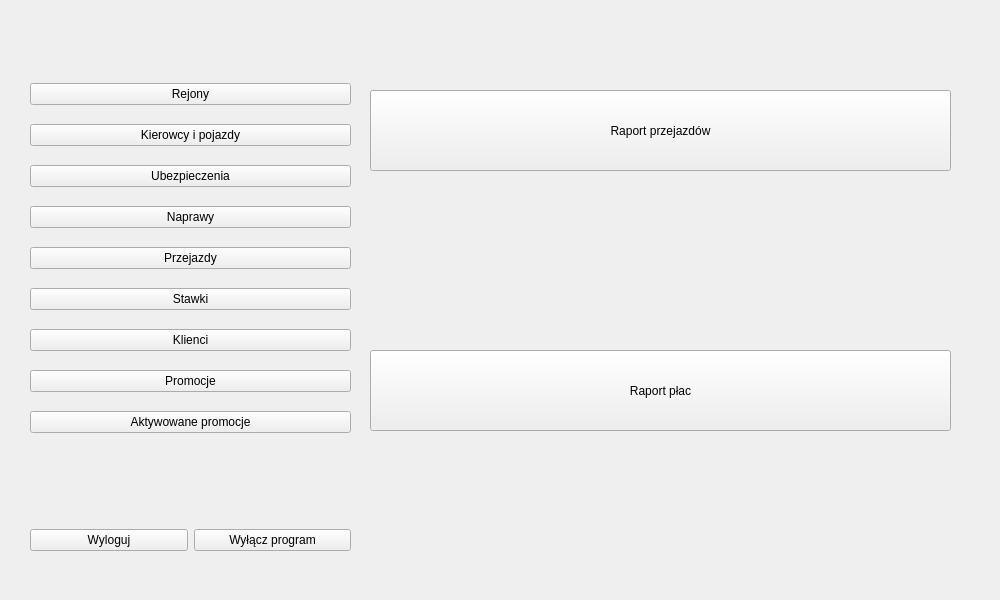
The window that menu.ui (margap1998/Bazy-danych-taxi) describes before a commit, drawn with Qt 5.
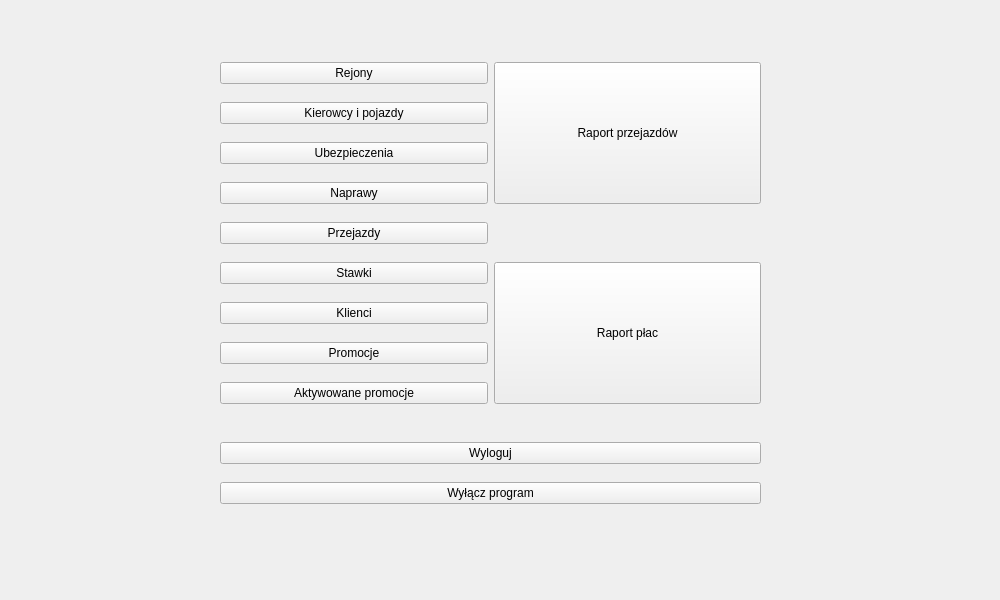
The same window after the commit.

The edit to the form file:
```diff
--- a/menu.ui
+++ b/menu.ui
@@ -25,99 +25,126 @@
   <property name="windowTitle">
    <string>Form</string>
   </property>
-  <widget class="QWidget" name="verticalLayoutWidget">
+  <widget class="QWidget" name="gridLayoutWidget">
    <property name="geometry">
     <rect>
-     <x>30</x>
-     <y>70</y>
-     <width>321</width>
-     <height>381</height>
+     <x>220</x>
+     <y>50</y>
+     <width>541</width>
+     <height>471</height>
     </rect>
    </property>
-   <layout class="QVBoxLayout" name="verticalLayout">
-    <item>
+   <layout class="QGridLayout" name="gridLayout">
+    <item row="0" column="0">
      <widget class="QPushButton" name="RejonyButton">
       <property name="text">
        <string>Rejony</string>
       </property>
      </widget>
     </item>
-    <item>
+    <item row="1" column="0">
      <widget class="QPushButton" name="KierowcyButton">
       <property name="text">
        <string>Kierowcy i pojazdy</string>
       </property>
      </widget>
     </item>
-    <item>
-     <widget class="QPushButton" name="UbezpieczeniaButton">
+    <item row="9" column="0" colspan="2">
+     <spacer name="horizontalSpacer">
+      <property name="orientation">
+       <enum>Qt::Horizontal</enum>
+      </property>
+      <property name="sizeHint" stdset="0">
+       <size>
+        <width>40</width>
+        <height>20</height>
+       </size>
+      </property>
+     </spacer>
+    </item>
+    <item row="10" column="0" colspan="2">
+     <widget class="QPushButton" name="WylogujButton">
       <property name="text">
-       <string>Ubezpieczenia</string>
+       <string>Wyloguj</string>
       </property>
      </widget>
     </item>
-    <item>
+    <item row="3" column="0">
      <widget class="QPushButton" name="NaprawyButton">
       <property name="text">
        <string>Naprawy</string>
       </property>
      </widget>
     </item>
-    <item>
+    <item row="4" column="0">
      <widget class="QPushButton" name="PrzejazdyButton">
       <property name="text">
        <string>Przejazdy</string>
       </property>
      </widget>
     </item>
-    <item>
+    <item row="5" column="0">
      <widget class="QPushButton" name="StawkiButton">
       <property name="text">
        <string>Stawki</string>
       </property>
      </widget>
     </item>
-    <item>
-     <widget class="QPushButton" name="KlienciButton">
-      <property name="text">
-       <string>Klienci</string>
-      </property>
-     </widget>
-    </item>
-    <item>
+    <item row="7" column="0">
      <widget class="QPushButton" name="PromocjaButton">
       <property name="text">
        <string>Promocje</string>
       </property>
      </widget>
     </item>
-    <item>
+    <item row="2" column="0">
+     <widget class="QPushButton" name="UbezpieczeniaButton">
+      <property name="text">
+       <string>Ubezpieczenia</string>
+      </property>
+     </widget>
+    </item>
+    <item row="0" column="1" rowspan="4">
+     <widget class="QPushButton" name="RaportPrzejazdyButton">
+      <property name="sizePolicy">
+       <sizepolicy hsizetype="Minimum" vsizetype="Minimum">
+        <horstretch>0</horstretch>
+        <verstretch>0</verstretch>
+       </sizepolicy>
+      </property>
+      <property name="text">
+       <string>Raport przejazdów</string>
+      </property>
+     </widget>
+    </item>
+    <item row="5" column="1" rowspan="4">
+     <widget class="QPushButton" name="RaportPlacButton">
+      <property name="sizePolicy">
+       <sizepolicy hsizetype="Minimum" vsizetype="Minimum">
+        <horstretch>0</horstretch>
+        <verstretch>0</verstretch>
+       </sizepolicy>
+      </property>
+      <property name="text">
+       <string>Raport płac</string>
+      </property>
+     </widget>
+    </item>
+    <item row="8" column="0">
      <widget class="QPushButton" name="pushButton">
       <property name="text">
        <string>Aktywowane promocje</string>
       </property>
      </widget>
     </item>
-   </layout>
-  </widget>
-  <widget class="QWidget" name="horizontalLayoutWidget">
-   <property name="geometry">
-    <rect>
-     <x>30</x>
-     <y>500</y>
-     <width>321</width>
-     <height>80</height>
-    </rect>
-   </property>
-   <layout class="QHBoxLayout" name="horizontalLayout">
-    <item>
-     <widget class="QPushButton" name="WylogujButton">
+    <item row="6" column="0">
+     <widget class="QPushButton" name="KlienciButton">
       <property name="text">
-       <string>Wyloguj</string>
+       <string>Klienci</string>
       </property>
      </widget>
     </item>
-    <item>
+    <item row="11" column="0" colspan="2">
      <widget class="QPushButton" name="WylaczButton">
       <property name="text">
        <string>Wyłącz program</string>
@@ -126,32 +153,6 @@
     </item>
    </layout>
   </widget>
-  <widget class="QPushButton" name="RaportPrzejazdyButton">
-   <property name="geometry">
-    <rect>
-     <x>370</x>
-     <y>90</y>
-     <width>581</width>
-     <height>81</height>
-    </rect>
-   </property>
-   <property name="text">
-    <string>Raport przejazdów</string>
-   </property>
-  </widget>
-  <widget class="QPushButton" name="RaportPlacButton">
-   <property name="geometry">
-    <rect>
-     <x>370</x>
-     <y>350</y>
-     <width>581</width>
-     <height>81</height>
-    </rect>
-   </property>
-   <property name="text">
-    <string>Raport płac</string>
-   </property>
-  </widget>
  </widget>
  <resources/>
  <connections/>
```
